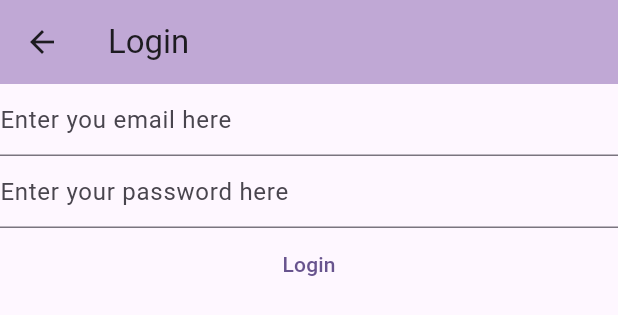
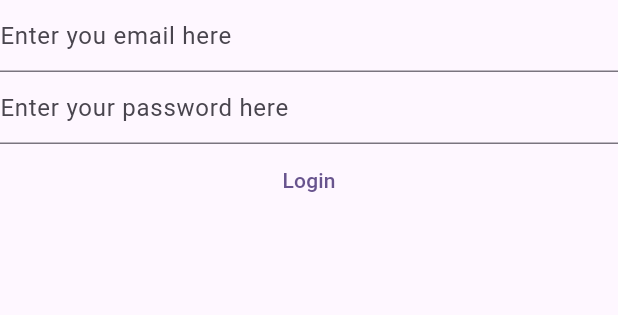
Before and after one commit to armaanmajeed/my-notes-app, a Flutter app: the LoginView widget shown alone on an empty page, opened directly, on a phone screen of 412 x 824 dp. Shown: the top 315 px of the screen. Run offline on Flutter 3.47's test engine with Material 3 defaults, Android fonts, the phone set to English and light mode, and no system bars; our stand-ins replace firebase_auth, firebase_core; accounts and stored records are empty.

Commit message:
Added Firebase email auth to register and login views

```diff
--- a/lib/views/login_view.dart
+++ b/lib/views/login_view.dart
@@ -1,5 +1,4 @@
 import 'package:firebase_auth/firebase_auth.dart';
-import 'package:firebase_core/firebase_core.dart';
 import 'package:flutter/material.dart';
 
 class LoginView extends StatefulWidget {
@@ -29,16 +28,6 @@ class _LoginViewState extends State<LoginView> {
 
   @override
   Widget build(BuildContext context) {
-    return Scaffold(
-      appBar: AppBar(
-        title: const Text('Login'),
-        backgroundColor: const Color.fromRGBO(100, 50, 150, 0.4),
-      ),
-      body: FutureBuilder(
-        future: Firebase.initializeApp(),
-        builder: (context, snapshot) {
-          switch (snapshot.connectionState) {
-            case ConnectionState.done:
     return Column(
       children: [
         TextField(
@@ -46,16 +35,15 @@ class _LoginViewState extends State<LoginView> {
           keyboardType: TextInputType.emailAddress,
           enableSuggestions: false,
           autocorrect: false,
-                    decoration:
-                        const InputDecoration(hintText: 'Enter you email here'),
+          decoration: const InputDecoration(hintText: 'Enter you email here'),
         ),
         TextField(
           controller: _password,
           obscureText: true,
           enableSuggestions: false,
           autocorrect: false,
-                    decoration: const InputDecoration(
-                        hintText: 'Enter your password here '),
+          decoration:
+              const InputDecoration(hintText: 'Enter your password here '),
         ),
         TextButton(
           onPressed: () async {
@@ -63,8 +51,7 @@ class _LoginViewState extends State<LoginView> {
             final password = _password.text;
             try {
               final userCredential = await FirebaseAuth.instance
-                            .signInWithEmailAndPassword(
-                                email: email, password: password);
+                  .signInWithEmailAndPassword(email: email, password: password);
               print(userCredential);
               print('User Logged in successfully');
             } on FirebaseAuthException catch (e) {
@@ -77,11 +64,5 @@ class _LoginViewState extends State<LoginView> {
         ),
       ],
     );
-            default:
-              return const Text('Loading....');
-          }
-        },
-      ),
-    );
   }
 }
```
Also changed, not shown: lib/main.dart (+27 -3 lines), lib/views/register_view.dart (+3 -21 lines). Lines whose indentation alone changed are shown as unchanged.
